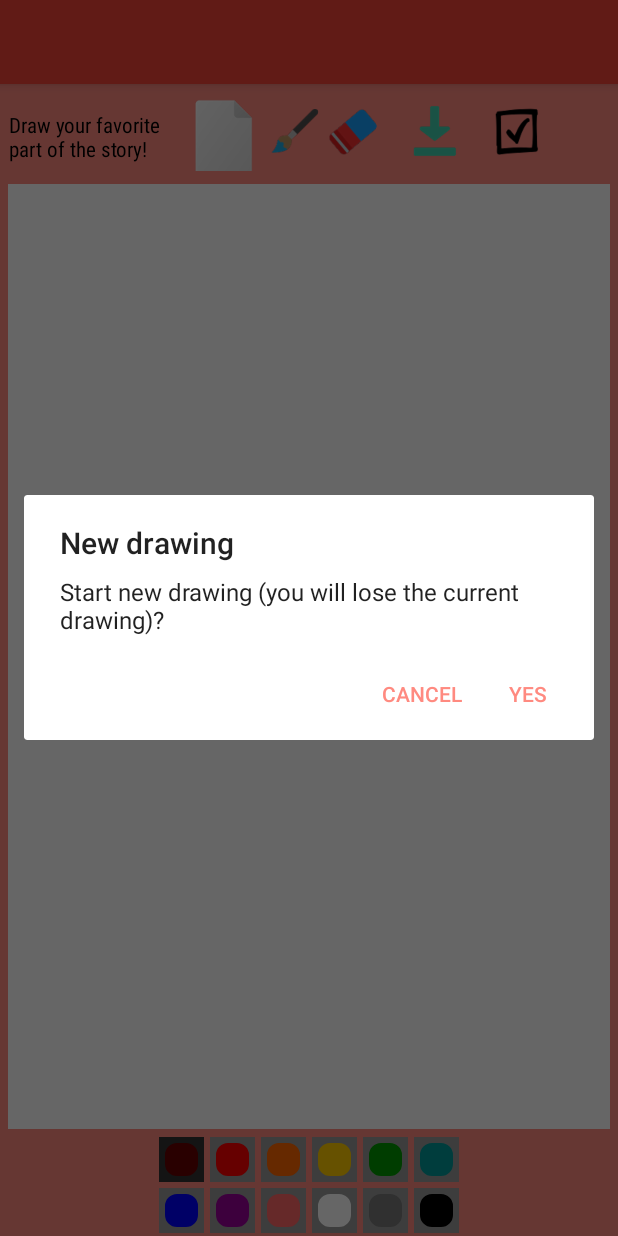
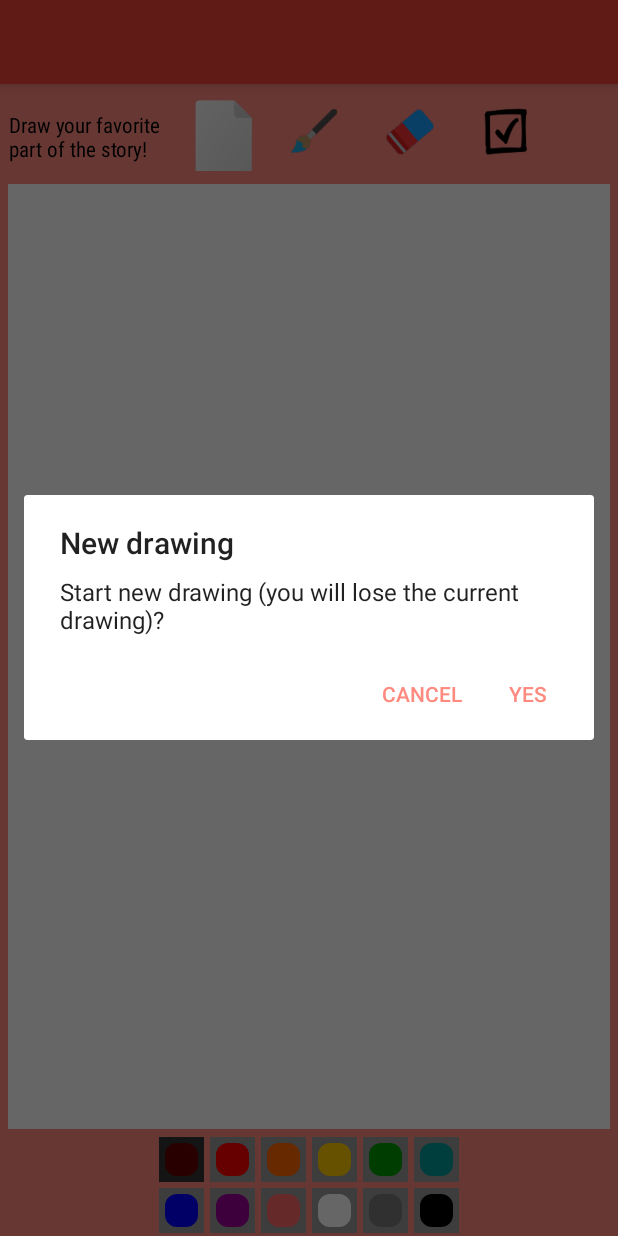
Before and after one commit to audreyeso/Book-Barn, an Android app: the AnswerQuestionActivity screen opened directly, with no data from a screen before it, after a tap on "New", on a phone screen of 412 x 824 dp. Run offline under Robolectric (Android 15) with nearby library versions, the phone set to English and light mode, and no system bars; libraries missing offline, so code that uses them is left out: org.parceler; 1 statement that could not run was skipped.

Commit message:
removes save button from answer question activity and allows user to save information through the done button instead

```diff
--- a/Book-Barn/app/src/main/java/com/test/book_barn/activities/AnswerQuestionActivity.java
+++ b/Book-Barn/app/src/main/java/com/test/book_barn/activities/AnswerQuestionActivity.java
@@ -53,9 +53,10 @@ public class AnswerQuestionActivity extends AppCompatActivity implements View.On
         homeBtn.setOnClickListener(new View.OnClickListener() {
             @Override
             public void onClick(View v) {
-                Intent intent = new Intent(AnswerQuestionActivity.this, StarRatingActivity.class);
-                intent.putExtra("student", Parcels.wrap(student));
-                startActivity(intent);
+                saveDrawing();
+//                Intent intent = new Intent(AnswerQuestionActivity.this, StarRatingActivity.class);
+//                intent.putExtra("student", Parcels.wrap(student));
+//                startActivity(intent);
             }
         });
 
@@ -157,9 +158,10 @@ public class AnswerQuestionActivity extends AppCompatActivity implements View.On
         } else if (view.getId() == R.id.paper_button) {
             createNewDrawing();
 
-        } else if (view.getId() == R.id.save_button) {
-            saveDrawing();
         }
+//        else if (view.getId() == R.id.save_button) {
+//            saveDrawing();
+//        }
     }
 
     /**
@@ -206,10 +208,12 @@ public class AnswerQuestionActivity extends AppCompatActivity implements View.On
                     Toast savedToast = Toast.makeText(getApplicationContext(),
                             R.string.drawing_saved, Toast.LENGTH_SHORT);
                     savedToast.show();
+                   startIntentForStarRatingActivity();
                 } else {
                     Toast unsavedToast = Toast.makeText(getApplicationContext(),
                             R.string.drawing_not_saved, Toast.LENGTH_SHORT);
                     unsavedToast.show();
+                  startIntentForStarRatingActivity();
                 }
                 drawView.destroyDrawingCache();
             }
@@ -252,8 +256,8 @@ public class AnswerQuestionActivity extends AppCompatActivity implements View.On
         newBtn = (ImageButton) findViewById(R.id.paper_button);
         newBtn.setOnClickListener(this);
 
-        saveBtn = (ImageButton) findViewById(R.id.save_button);
-        saveBtn.setOnClickListener(this);
+//        saveBtn = (ImageButton) findViewById(R.id.save_button);
+//        saveBtn.setOnClickListener(this);
 
         homeBtn = (ImageButton) findViewById(R.id.home_button);
     }
@@ -265,6 +269,13 @@ public class AnswerQuestionActivity extends AppCompatActivity implements View.On
         currPaint = (ImageButton) paintLayout.getChildAt(0);
         currPaint.setImageDrawable(getResources().getDrawable(R.drawable.paint_pressed));
         drawView.setBrushSize(mediumBrush);
+    }
+
+    private void startIntentForStarRatingActivity(){
+
+        Intent intent = new Intent(AnswerQuestionActivity.this, StarRatingActivity.class);
+        intent.putExtra("student", Parcels.wrap(student));
+        startActivity(intent);
 
     }
 }
--- a/Book-Barn/app/src/main/res/layout/activity_answer_question.xml
+++ b/Book-Barn/app/src/main/res/layout/activity_answer_question.xml
@@ -27,8 +27,8 @@
 
         <ImageButton
             android:paddingTop="15dp"
-            android:paddingRight="3dp"
-            android:paddingLeft="3dp"
+            android:paddingRight="16dp"
+            android:paddingLeft="16dp"
             android:background="@color/colorAccent"
             android:id="@+id/paper_button"
             android:layout_width="56dp"
@@ -37,8 +37,8 @@
             android:src="@drawable/newpaper" />
 
         <ImageButton
-            android:paddingRight="3dp"
-            android:paddingLeft="3dp"
+            android:paddingRight="16dp"
+            android:paddingLeft="16dp"
             android:background="@color/colorAccent"
             android:id="@+id/brush_button"
             android:layout_width="wrap_content"
@@ -47,8 +47,8 @@
             android:src="@drawable/paintbrush" />
 
         <ImageButton
-            android:paddingRight="3dp"
-            android:paddingLeft="3dp"
+            android:paddingRight="16dp"
+            android:paddingLeft="16dp"
             android:background="@color/colorAccent"
             android:id="@+id/eraser_button"
             android:layout_width="wrap_content"
@@ -56,20 +56,20 @@
             android:contentDescription="@string/start_new"
             android:src="@drawable/eraser" />
 
-        <ImageButton
-            android:paddingRight="3dp"
-            android:paddingLeft="3dp"
-            android:background="@color/colorAccent"
-            android:id="@+id/save_button"
-            android:layout_width="wrap_content"
-            android:layout_height="fill_parent"
-            android:contentDescription="@string/start_new"
-            android:src="@drawable/savearrow" />
+        <!--<ImageButton-->
+            <!--android:paddingRight="3dp"-->
+            <!--android:paddingLeft="3dp"-->
+            <!--android:background="@color/colorAccent"-->
+            <!--android:id="@+id/save_button"-->
+            <!--android:layout_width="wrap_content"-->
+            <!--android:layout_height="fill_parent"-->
+            <!--android:contentDescription="@string/start_new"-->
+            <!--android:src="@drawable/savearrow" />-->
 
 
         <ImageButton
-            android:paddingRight="3dp"
-            android:paddingLeft="3dp"
+            android:paddingRight="16dp"
+            android:paddingLeft="16dp"
             android:background="@color/colorAccent"
             android:id="@+id/home_button"
             android:layout_width="wrap_content"
```
